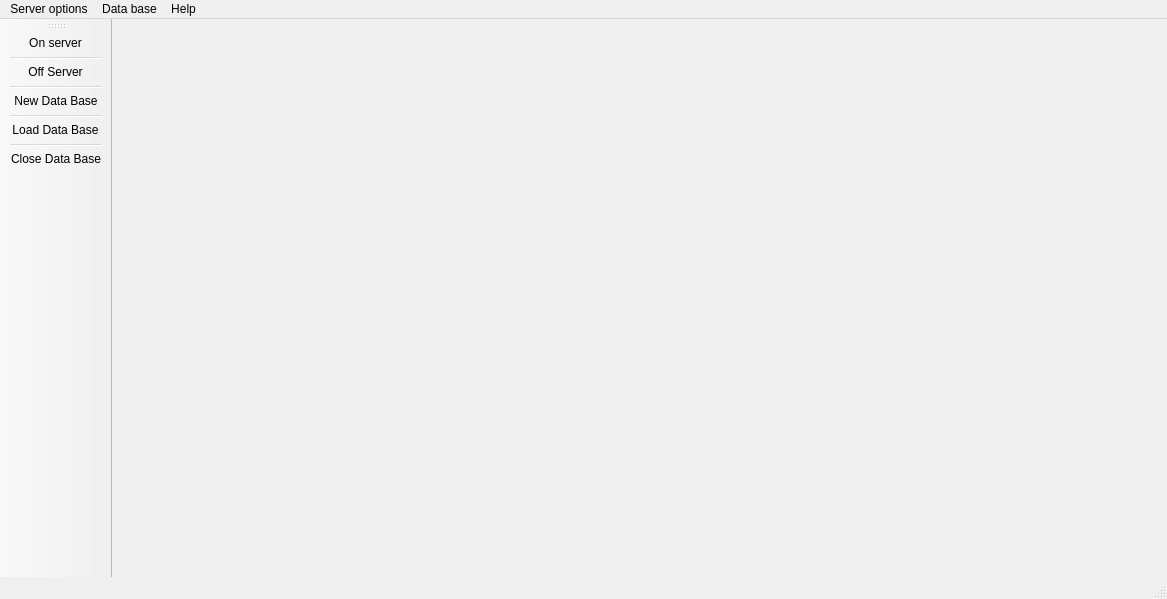
This is mainwindow.ui in feichay10/Server-Proyecto-Final-SOA as Qt 5 draws it before an edit. The edited form follows.
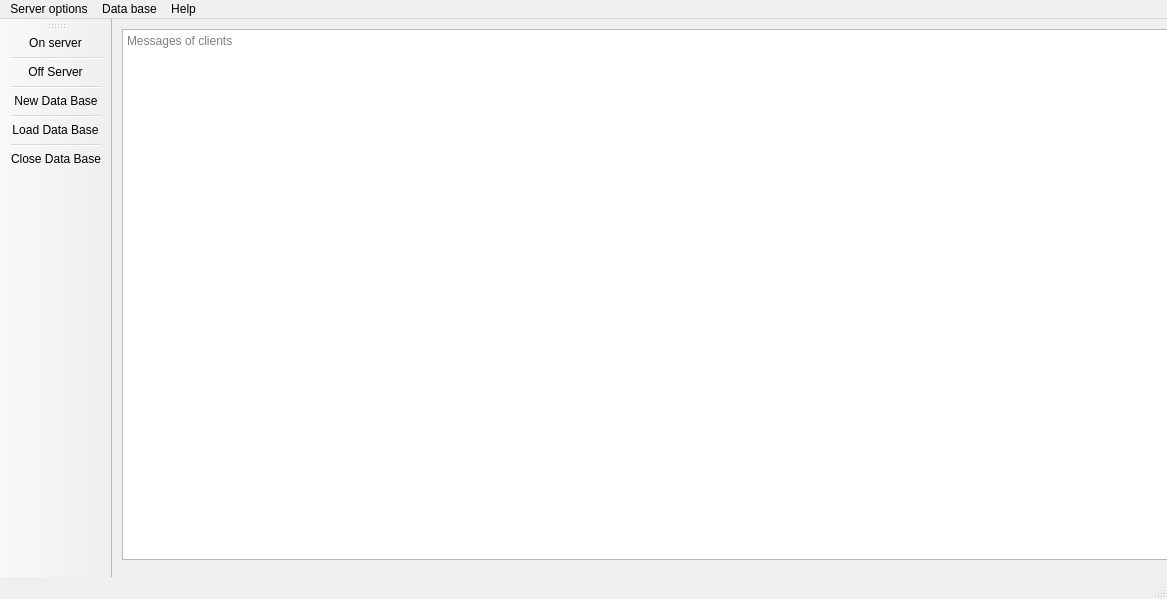
This is the edited form. Icons and pictures are not drawn.

Commit message: Server receiving client connections correctly

The edit to the form file:
```diff
--- a/mainwindow.ui
+++ b/mainwindow.ui
@@ -481,6 +481,19 @@
      <set>Qt::AlignBottom|Qt::AlignJustify</set>
     </property>
    </widget>
+   <widget class="QTextEdit" name="clients_msgsEdit">
+    <property name="geometry">
+     <rect>
+      <x>10</x>
+      <y>10</y>
+      <width>1101</width>
+      <height>531</height>
+     </rect>
+    </property>
+    <property name="placeholderText">
+     <string>Messages of clients</string>
+    </property>
+   </widget>
   </widget>
   <widget class="QMenuBar" name="menubar">
    <property name="geometry">
```
Left out of the diff: 65 changed lines with no effect on the pictures. The commit also changes 2 other files.
